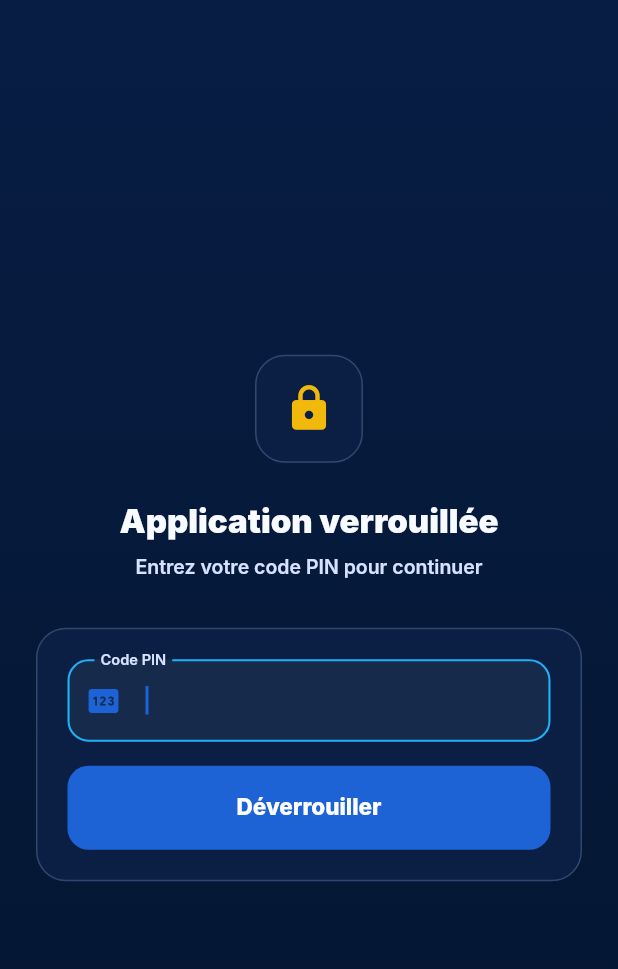
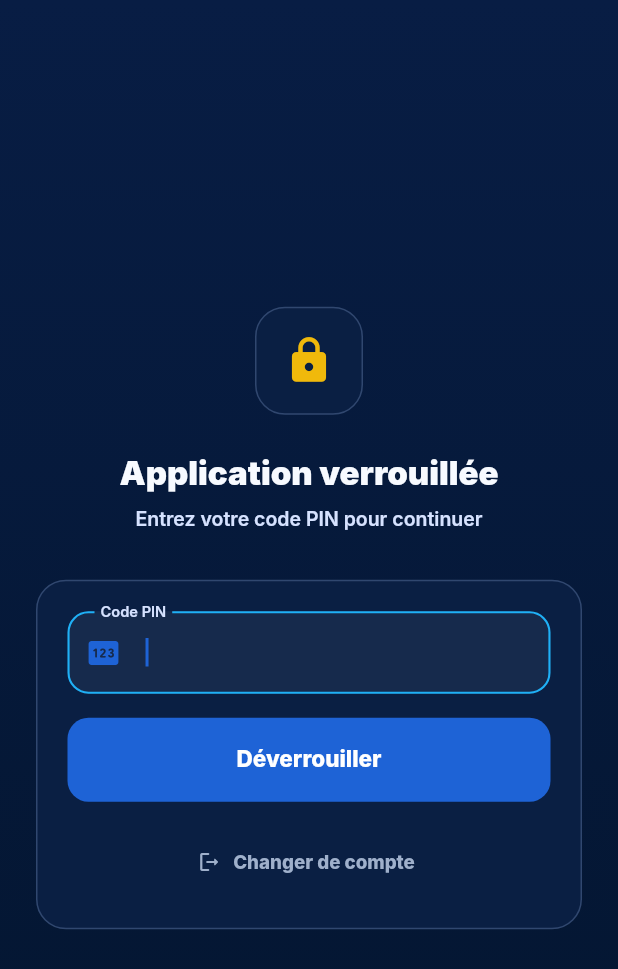
Before and after one commit to Sis243/mbongo, a Flutter app: the _LockScreen widget shown alone on an empty page, opened directly, after a tap on "Déverrouiller", on a phone screen of 412 x 824 dp. Shown: the top 969 px of the screen. Run offline on Flutter 3.47's test engine with Material 3 defaults, Android fonts, the phone set to English and light mode, and no system bars; our stand-ins replace camera, connectivity_plus, dio, file_picker, firebase_core, firebase_messaging and 14 more; accounts and stored records are empty; network calls fail; Roboto replaces fonts that are missing (SF Pro Display).

Commit message:
fix: verrou inactivité — logout forcé si compte introuvable (401/404), bouton changer de compte
Co-Authored-By: Claude Sonnet 4.6 <noreply@anthropic.com>

```diff
--- a/lib/widgets/common/inactivity_lock_wrapper.dart
+++ b/lib/widgets/common/inactivity_lock_wrapper.dart
@@ -1,5 +1,6 @@
 import 'package:flutter/material.dart';
 import 'package:flutter_riverpod/flutter_riverpod.dart';
+import 'package:go_router/go_router.dart';
 
 import '../../core/theme/app_colors.dart';
 import '../../core/theme/mbongo_theme.dart';
@@ -85,23 +86,36 @@ class _LockScreenState extends ConsumerState<_LockScreen> {
     }
   }
 
+  Future<void> _forceLogout() async {
+    await AuthService.logout();
+    if (!mounted) return;
+    inactivityLock.unlock();
+    if (context.mounted) context.go('/auth/login');
+  }
+
   Future<void> _unlockWithPin() async {
     final pin = _pinCtrl.text.trim();
     if (pin.isEmpty) return;
     setState(() { _loading = true; _error = null; });
 
     try {
-      // Verify PIN via real login with stored phone
       final creds = await _getStoredPhone();
       if (creds == null) {
-        setState(() { _loading = false; _error = 'Session expirée. Reconnectez-vous.'; });
+        await _forceLogout();
         return;
       }
       await ref.read(authProvider.notifier).login(phone: creds, pin: pin);
       if (!mounted) return;
       inactivityLock.unlock();
-    } catch (_) {
+    } catch (e) {
       if (!mounted) return;
+      // Compte introuvable ou session invalide → logout forcé
+      final msg = e.toString().toLowerCase();
+      if (msg.contains('401') || msg.contains('403') || msg.contains('404')
+          || msg.contains('not found') || msg.contains('unauthorized')) {
+        await _forceLogout();
+        return;
+      }
       setState(() { _loading = false; _error = 'Code PIN incorrect.'; });
     }
   }
@@ -207,6 +221,15 @@ class _LockScreenState extends ConsumerState<_LockScreen> {
                           ),
                         ),
                       ],
+                      const SizedBox(height: 16),
+                      TextButton.icon(
+                        onPressed: _loading ? null : _forceLogout,
+                        icon: const Icon(Icons.logout_rounded, size: 16, color: AppColors.muted),
+                        label: const Text(
+                          'Changer de compte',
+                          style: TextStyle(color: AppColors.muted, fontSize: 12.5),
+                        ),
+                      ),
                     ],
                   ),
                 ),
```
